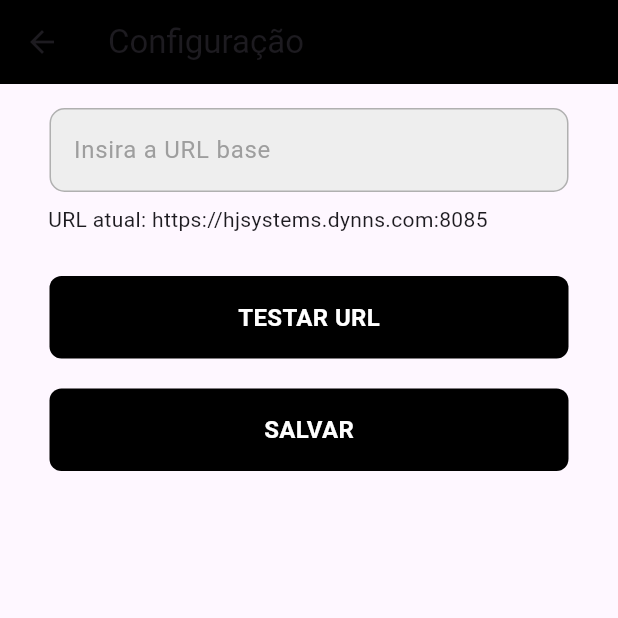
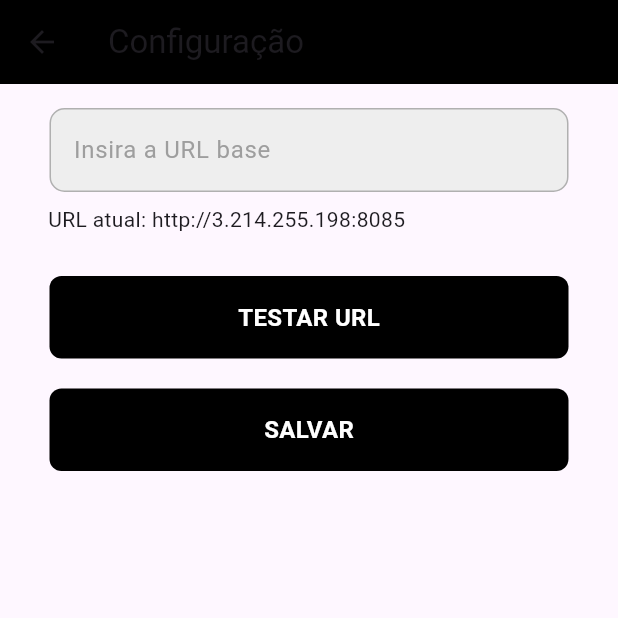
Before and after one commit to heugeniohj/Hjsystems_2, a Flutter app: the SettingsScreen screen opened by its route, on a phone screen of 412 x 824 dp, the top half of it. Run offline on Flutter 3.47's test engine with Material 3 defaults, Android fonts, the phone set to English and light mode, and no system bars; our stand-ins replace bottom_navy_bar, shared_preferences, syncfusion_flutter_charts; accounts and stored records are empty; network calls fail.

Commit message:
update_code_
Melhorias na questão do acesso ao usuario!

```diff
--- a/lib/main.dart
+++ b/lib/main.dart
@@ -9,7 +9,7 @@ void main() async {
   /* insert url base on app created */
   SharedPreferences sharedPreferences = await SharedPreferences.getInstance();
   String key = "hj_system_url_base";
-  String defaultValue = "https://hjsystems.dynns.com:8085";
+  String defaultValue = "http://3.214.255.198:8085";
 
   if (!sharedPreferences.containsKey(key)) {
     print("url base added.");
--- a/lib/screens/auth/login_screen.dart
+++ b/lib/screens/auth/login_screen.dart
@@ -22,7 +22,7 @@ class LoginScreen extends StatefulWidget {
 Future<String> getBaseUrl() async {
   SharedPreferences sharedPreferences = await SharedPreferences.getInstance();
   String key = "hj_system_url_base";
-  String defaultValue = "https://hjsystems.dynns.com:8085";
+  String defaultValue = "http://3.214.255.198:8085";
 
   if (sharedPreferences.containsKey(key)) {
     return sharedPreferences.getString(key) ?? defaultValue;
--- a/lib/screens/estoque/estoque_screen.dart
+++ b/lib/screens/estoque/estoque_screen.dart
@@ -19,7 +19,7 @@ class EstoqueScreen extends StatefulWidget {
 Future<String> getBaseUrl() async {
   SharedPreferences sharedPreferences = await SharedPreferences.getInstance();
   String key = "hj_system_url_base";
-  String defaultValue = "https://hjsystems.dynns.com:8085";
+  String defaultValue = "http://3.214.255.198:8085";
 
   if (sharedPreferences.containsKey(key)) {
     return sharedPreferences.getString(key) ?? defaultValue;
--- a/lib/screens/ordem_servico/ordem_de_servico_screen.dart
+++ b/lib/screens/ordem_servico/ordem_de_servico_screen.dart
@@ -20,7 +20,7 @@ class OrdemServicoScreen extends StatefulWidget {
 Future<String> getBaseUrl() async {
   SharedPreferences sharedPreferences = await SharedPreferences.getInstance();
   String key = "hj_system_url_base";
-  String defaultValue = "https://hjsystems.dynns.com:8085";
+  String defaultValue = "http://3.214.255.198:8085";
 
   if (sharedPreferences.containsKey(key)) {
     return sharedPreferences.getString(key) ?? defaultValue;
--- a/lib/screens/relatorios/movement summary_screen.dart
+++ b/lib/screens/relatorios/movement summary_screen.dart
@@ -21,7 +21,7 @@ class MovementResumeScreen extends StatefulWidget {
 Future<String> getBaseUrl() async {
   SharedPreferences sharedPreferences = await SharedPreferences.getInstance();
   String key = "hj_system_url_base";
-  String defaultValue = "https://hjsystems.dynns.com:8085";
+  String defaultValue = "http://3.214.255.198:8085";
 
   if (sharedPreferences.containsKey(key)) {
     return sharedPreferences.getString(key) ?? defaultValue;
--- a/lib/screens/relatorios/sales_demo_screen.dart
+++ b/lib/screens/relatorios/sales_demo_screen.dart
@@ -17,7 +17,7 @@ class SalesDemoScreen extends StatefulWidget {
 Future<String> getBaseUrl() async {
   SharedPreferences sharedPreferences = await SharedPreferences.getInstance();
   String key = "hj_system_url_base";
-  String defaultValue = "https://hjsystems.dynns.com:8085";
+  String defaultValue = "http://3.214.255.198:8085";
 
   if (sharedPreferences.containsKey(key)) {
     return sharedPreferences.getString(key) ?? defaultValue;
--- a/lib/screens/settings/settings_screen.dart
+++ b/lib/screens/settings/settings_screen.dart
@@ -46,7 +46,7 @@ class _SettingsScreenState extends State<SettingsScreen> {
   Future<String> getBaseUrl() async {
     SharedPreferences sharedPreferences = await SharedPreferences.getInstance();
     String key = "hj_system_url_base";
-    String defaultValue = "https://hjsystems.dynns.com:8085";
+    String defaultValue = "https://3.214.255.198:8085";
 
     if (sharedPreferences.containsKey(key)) {
       return sharedPreferences.getString(key) ?? defaultValue;
--- a/lib/screens/welcome/welcome_screen.dart
+++ b/lib/screens/welcome/welcome_screen.dart
@@ -22,7 +22,7 @@ class WelcomeScreen extends StatefulWidget {
 Future<String> getBaseUrl() async {
   SharedPreferences sharedPreferences = await SharedPreferences.getInstance();
   String key = "hj_system_url_base";
-  String defaultValue = "https://hjsystems.dynns.com:8085";
+  String defaultValue = "http://3.214.255.198:8085";
 
   if (sharedPreferences.containsKey(key)) {
     return sharedPreferences.getString(key) ?? defaultValue;
```
Also changed, not shown: 3 other files.
